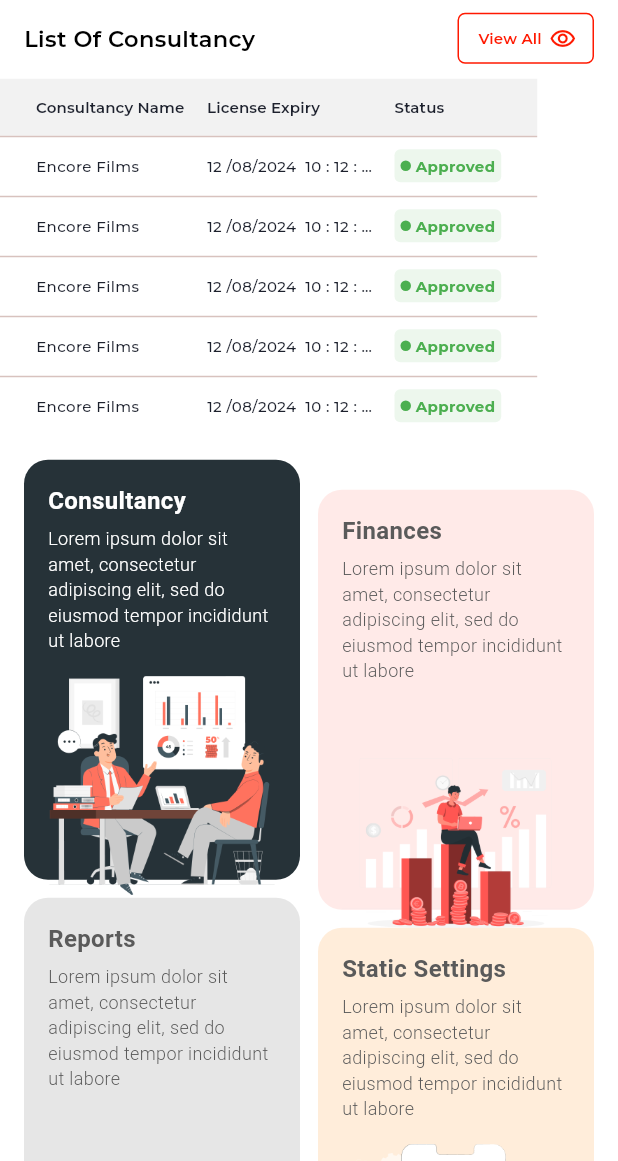
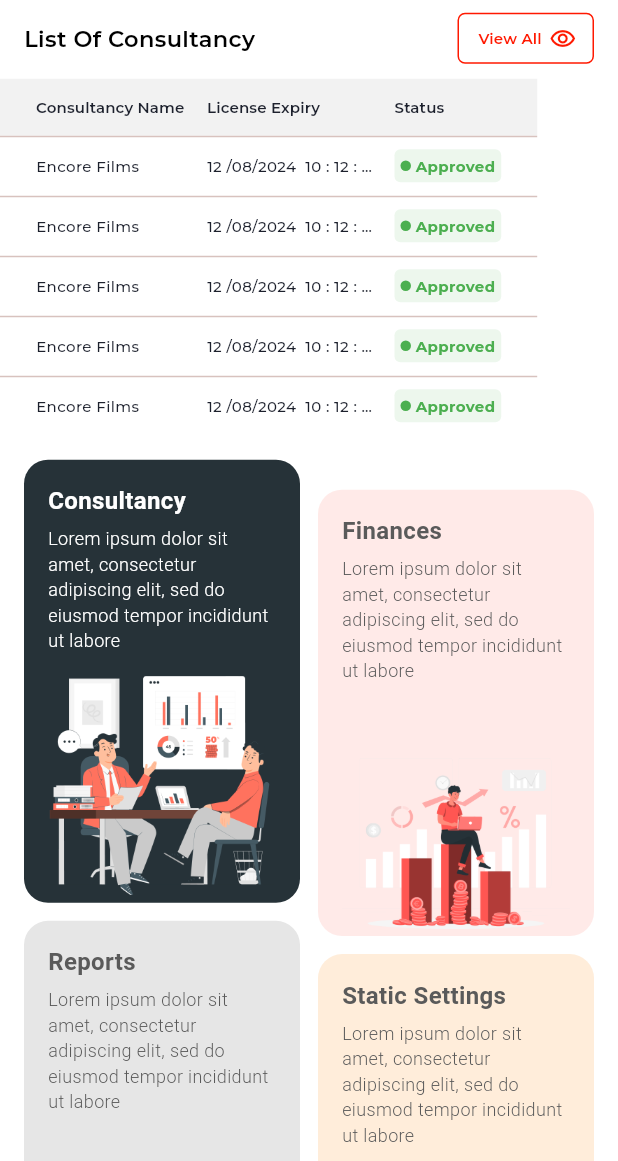
Before and after one commit to swatixenelsoft/harris_j_system, a Flutter app: the BomDashboardScreen screen opened by its route, scrolled down 1152 dp, on a phone screen of 412 x 824 dp, the part 75-1236 px from its top. Run offline on Flutter 3.47's test engine with Material 3 defaults, Android fonts, the phone set to English and light mode, and no system bars; our stand-ins replace badges, country_picker, delightful_toast, dio, dotted_border, file_picker and 12 more; accounts and stored records are empty; project files that could hold a hidden picture were left out.

Commit message:
consultancy dashboard

```diff
--- /dev/null
+++ b/devtools_options.yaml
@@ -0,0 +1,3 @@
+description: This file stores settings for Dart & Flutter DevTools.
+documentation: https://docs.flutter.dev/tools/devtools/extensions#configure-extension-enablement-states
+extensions:
--- a/lib/layout/consultant_scaffold.dart
+++ b/lib/layout/consultant_scaffold.dart
@@ -1,9 +1,9 @@
 import 'package:flutter/material.dart';
 
-class ConsultancyScaffold extends StatelessWidget {
+class ConsultantScaffold extends StatelessWidget {
   final Widget child;
 
-  const ConsultancyScaffold({super.key, required this.child});
+  const ConsultantScaffold({super.key, required this.child});
 
   @override
   Widget build(BuildContext context) {
--- a/lib/screens/bom/bom_dashboard_screen.dart
+++ b/lib/screens/bom/bom_dashboard_screen.dart
@@ -10,6 +10,7 @@ import 'package:harris_j_system/widgets/custom_app_bar.dart';
 import 'package:harris_j_system/widgets/custom_button.dart';
 import 'package:harris_j_system/widgets/custom_table.dart';
 import 'package:pie_chart/pie_chart.dart';
+import 'package:shared_preferences/shared_preferences.dart';
 
 final List<Map<String, dynamic>> tableData = [
   {
@@ -88,8 +89,14 @@ class _BomDashboardScreenState extends State<BomDashboardScreen> {
   Widget build(BuildContext context) {
     return Scaffold(
       backgroundColor: Colors.white,
-      appBar: const CustomAppBar(
-          showBackButton: false, image: 'assets/images/bom/bom_logo.png'),
+      appBar:  CustomAppBar(
+          showBackButton: false,showProfileIcon : true, image: 'assets/images/bom/bom_logo.png',onProfilePressed: ()  async{
+
+        final prefs = await SharedPreferences.getInstance();
+        await prefs.clear();
+        context.pushReplacement(Constant.login);
+      },
+     ),
       body: SafeArea(
         child: SingleChildScrollView(
           child: Column(
@@ -554,7 +561,7 @@ class BottomCard extends StatelessWidget {
   @override
   Widget build(BuildContext context) {
     return Container(
-      height: 280,
+      // height: 280,
       padding: const EdgeInsets.only(top: 16, left: 16, right: 16, bottom: 5),
       decoration: BoxDecoration(
         color: bgColor,
@@ -576,6 +583,7 @@ class BottomCard extends StatelessWidget {
           Image(
             image: AssetImage(image),
             fit: BoxFit.fill,
+
           ),
         ],
       ),
--- a/lib/screens/navigation/constant.dart
+++ b/lib/screens/navigation/constant.dart
@@ -2,14 +2,15 @@ class Constant {
   static const String splash = '/';
   static const String onBoard = '/onBoard';
   static const String login = '/login';
-  static const String basicInfo = '/consultancy/basicInfo';
-  static const String timeSheet = '/consultancy/timeSheet';
-  static const String claimScreen = '/consultancy/claimScreen';
-  static const String consultancyDashBoardScreen = '/consultancy/dashBoardScreen';
+  static const String basicInfo = '/consultant/basicInfo';
+  static const String timeSheet = '/consultant/timeSheet';
+  static const String claimScreen = '/consultant/claimScreen';
+  static const String consultantDashBoardScreen = '/consultant/dashBoardScreen';
   static const String bomDashBoardScreen = '/bom/bomDashBoardScreen';
   static const String bomConsultancyScreen = '/bom/bomConsultancyScreen';
   static const String bomAddConsultancyScreen = '/bom/bomAddConsultancyScreen';
   static const String bomAddAddressScreen = '/bom/bomAddAddressScreen';
   static const String bomFinanceScreen = '/bom/bomFinanceScreen';
   static const String bomReportScreen = '/bom/bomReportScreen';
+  static const String consultancyDashBoardScreen = '/consultancy/consultancyDashBoardScreen';
 }
--- a/lib/screens/navigation/go_router.dart
+++ b/lib/screens/navigation/go_router.dart
@@ -1,6 +1,7 @@
 import 'package:go_router/go_router.dart';
 import 'package:harris_j_system/layout/bom_scaffold.dart';
 import 'package:harris_j_system/layout/consultancy_scaffold.dart';
+import 'package:harris_j_system/layout/consultant_scaffold.dart';
 import 'package:harris_j_system/screens/auth/basic_info_screen.dart';
 import 'package:harris_j_system/screens/bom/bom_add_address_screen.dart';
 import 'package:harris_j_system/screens/bom/bom_add_consultancy_screen.dart';
@@ -8,9 +9,10 @@ import 'package:harris_j_system/screens/bom/bom_consultancy_screen.dart';
 import 'package:harris_j_system/screens/bom/bom_dashboard_screen.dart';
 import 'package:harris_j_system/screens/bom/bom_finance_screen.dart';
 import 'package:harris_j_system/screens/bom/bom_report_screen.dart';
-import 'package:harris_j_system/screens/consultancy/claim_screen.dart';
-import 'package:harris_j_system/screens/consultancy/consultant_dashboard.dart';
-import 'package:harris_j_system/screens/consultancy/timesheet_screen.dart';
+import 'package:harris_j_system/screens/consultancy/consultancy_dashboard_screen.dart';
+import 'package:harris_j_system/screens/consultant/consultant_claim_screen.dart';
+import 'package:harris_j_system/screens/consultant/consultant_dashboard_screen.dart';
+import 'package:harris_j_system/screens/consultant/consultant_timesheet_screen.dart';
 import 'package:harris_j_system/screens/navigation/constant.dart';
 import 'package:harris_j_system/screens/shared/login_screen.dart';
 import 'package:harris_j_system/screens/shared/on_board_screen.dart';
@@ -29,15 +31,15 @@ final GoRouter goRouter = GoRouter(
 
     /// CONSULTANCY FLOW
     ShellRoute(
-      builder: (context, state, child) => ConsultancyScaffold(child: child),
+      builder: (context, state, child) => ConsultantScaffold(child: child),
       routes: [
         GoRoute(
           path: Constant.basicInfo,
           builder: (context, state) => const BasicInformationScreen(),
         ),
         GoRoute(
-          path: Constant.consultancyDashBoardScreen,
-          builder: (context, state) => const ConsultancyDashboardScreen(),
+          path: Constant.consultantDashBoardScreen,
+          builder: (context, state) => const ConsultantDashboardScreen(),
         ),
         GoRoute(
           path: Constant.timeSheet,
@@ -83,5 +85,16 @@ final GoRouter goRouter = GoRouter(
       ],
     ),
 
+    /// CONSULTANCY FLOW
+    ShellRoute(
+      builder: (context, state, child) => ConsultancyScaffold(child: child),
+      routes: [
+        GoRoute(
+          path: Constant.consultancyDashBoardScreen,
+          builder: (context, state) => const ConsultancyDashboardScreen(),
+        ),
+
+      ],
+    ),
   ],
 );
--- a/lib/screens/shared/splash_screen.dart
+++ b/lib/screens/shared/splash_screen.dart
@@ -75,7 +75,7 @@ class _SplashScreenState extends State<SplashScreen>
     if (!mounted) return;
 
     if (isLoggedIn) {
-      context.go(Constant.bomDashBoardScreen); // Navigate to home
+      context.go(Constant.consultantDashBoardScreen); // Navigate to home
     } else {
       context.go(Constant.onBoard); // Navigate to onboarding
     }
--- a/lib/services/api_service.dart
+++ b/lib/services/api_service.dart
@@ -16,7 +16,7 @@ class ApiService {
       final response = await _dio.post(
         ApiConstant.login,
         data: {
-          "email": "rohit@example.com",
+          "email": email,
           "password": "password"
         },
       );
--- a/lib/widgets/calender_view.dart
+++ b/lib/widgets/calender_view.dart
@@ -2,7 +2,7 @@
 import 'package:flutter/material.dart';
 import 'package:flutter_svg/flutter_svg.dart';
 import 'package:google_fonts/google_fonts.dart';
-import 'package:harris_j_system/screens/consultancy/timesheet_screen.dart';
+import 'package:harris_j_system/screens/consultant/consultant_timesheet_screen.dart';
 import 'package:harris_j_system/ulits/common_function.dart';
 import 'package:harris_j_system/widgets/bottom_sheet_content.dart';
 import 'package:intl/intl.dart';
--- a/lib/widgets/custom_app_bar.dart
+++ b/lib/widgets/custom_app_bar.dart
@@ -44,9 +44,12 @@ class CustomAppBar extends StatelessWidget implements PreferredSizeWidget {
             //   onPressed: onNotificationPressed ?? () {},
             // ),
           if (showProfileIcon)
-            Padding(
-              padding: const EdgeInsets.symmetric(horizontal: 10),
-              child: SvgPicture.asset('assets/icons/profile_icon.svg',height: 32,width: 32,),
+            GestureDetector(
+              onTap: onProfilePressed ,
+              child: Padding(
+                padding: const EdgeInsets.symmetric(horizontal: 10),
+                child: SvgPicture.asset('assets/icons/profile_icon.svg',height: 32,width: 32,),
+              ),
             ),
             // IconButton(
             //   icon: const Icon(Icons.account_circle, color: Colors.black),
--- a/lib/widgets/custom_table.dart
+++ b/lib/widgets/custom_table.dart
@@ -52,6 +52,7 @@ class _CustomTableViewState extends State<CustomTableView> {
           cells: widget.heading.map((item) {
             final key = item['key']!;
             final value = row[key];
+            print("tablevalue $value,$key");
 
             if (value is Map &&
                 value.containsKey('label') &&
```
Also changed, not shown: lib/layout/consultancy_scaffold.dart (added, +15 -0 lines), lib/screens/consultancy/consultancy_dashboard_screen.dart (added, +197 -0 lines), lib/screens/shared/login_screen.dart (+6 -3 lines), lib/ulits/common_function.dart (+0 -7 lines).
